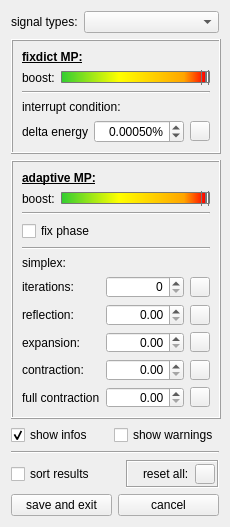
mne-tools/mne-cpp, file examples/matchingPursuit/settingwindow.ui: the form before one commit.
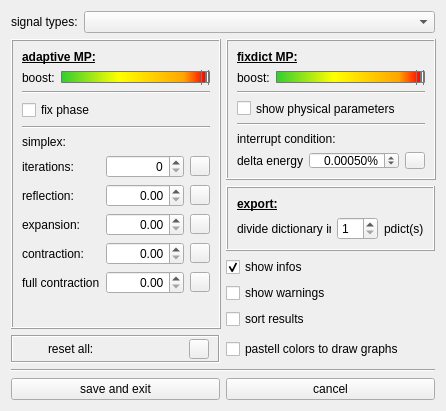
The form after the commit. Icons and pictures are not drawn.

The edit to the form file:
```diff
--- a/examples/matchingPursuit/settingwindow.ui
+++ b/examples/matchingPursuit/settingwindow.ui
@@ -6,8 +6,8 @@
    <rect>
     <x>0</x>
     <y>0</y>
-    <width>230</width>
-    <height>527</height>
+    <width>446</width>
+    <height>411</height>
    </rect>
   </property>
   <property name="sizePolicy">
@@ -18,14 +18,14 @@
   </property>
   <property name="minimumSize">
    <size>
-    <width>230</width>
-    <height>527</height>
+    <width>446</width>
+    <height>411</height>
    </size>
   </property>
   <property name="maximumSize">
    <size>
-    <width>230</width>
-    <height>527</height>
+    <width>446</width>
+    <height>411</height>
    </size>
   </property>
   <property name="windowTitle">
@@ -38,37 +38,10 @@
   <property name="toolTip">
    <string/>
   </property>
-  <layout class="QVBoxLayout" name="verticalLayout" stretch="0,0,0,0,0,0">
-   <item>
-    <layout class="QHBoxLayout" name="horizontalLayout_3">
-     <item>
-      <widget class="QLabel" name="lb_signal_types">
-       <property name="sizePolicy">
-        <sizepolicy hsizetype="Fixed" vsizetype="Fixed">
-         <horstretch>0</horstretch>
-         <verstretch>0</verstretch>
-        </sizepolicy>
-       </property>
-       <property name="toolTip">
-        <string>&lt;html&gt;&lt;head/&gt;&lt;body&gt;&lt;p&gt;&lt;span style=&quot; font-weight:600;&quot;&gt;signal types&lt;/span&gt;&lt;/p&gt;&lt;p&gt;select signal types to read from fif file for manipulation in MP Toolbox&lt;/p&gt;&lt;/body&gt;&lt;/html&gt;</string>
-       </property>
-       <property name="text">
-        <string>signal types:</string>
-       </property>
-      </widget>
-     </item>
-     <item>
-      <widget class="QComboBox" name="cb_signal_types">
-       <property name="toolTip">
-        <string>&lt;html&gt;&lt;head/&gt;&lt;body&gt;&lt;p&gt;select/ deselect different types...&lt;/p&gt;&lt;/body&gt;&lt;/html&gt;</string>
-       </property>
-      </widget>
-     </item>
-    </layout>
-   </item>
+  <layout class="QVBoxLayout" name="verticalLayout" stretch="0,0,0">
    <item>
     <layout class="QGridLayout" name="gridLayout_3">
-     <item row="1" column="0">
+     <item row="1" column="0" rowspan="5">
       <widget class="QFrame" name="fr_adaptiveSet">
        <property name="minimumSize">
         <size>
@@ -561,10 +534,241 @@
           </item>
          </layout>
         </item>
+        <item>
+         <spacer name="verticalSpacer">
+          <property name="orientation">
+           <enum>Qt::Vertical</enum>
+          </property>
+          <property name="sizeHint" stdset="0">
+           <size>
+            <width>20</width>
+            <height>0</height>
+           </size>
+          </property>
+         </spacer>
+        </item>
        </layout>
       </widget>
      </item>
-     <item row="0" column="0">
+     <item row="2" column="1">
+      <widget class="QFrame" name="fr_export">
+       <property name="frameShape">
+        <enum>QFrame::Box</enum>
+       </property>
+       <property name="frameShadow">
+        <enum>QFrame::Raised</enum>
+       </property>
+       <layout class="QGridLayout" name="gridLayout_2">
+        <item row="1" column="0">
+         <widget class="QLabel" name="lb_div_dict">
+          <property name="text">
+           <string>divide dictionary into</string>
+          </property>
+         </widget>
+        </item>
+        <item row="1" column="1">
+         <widget class="QSpinBox" name="sb_div_dict">
+          <property name="toolTip">
+           <string>&lt;html&gt;&lt;head/&gt;&lt;body&gt;&lt;p&gt;1 ... 32&lt;/p&gt;&lt;/body&gt;&lt;/html&gt;</string>
+          </property>
+          <property name="minimum">
+           <number>1</number>
+          </property>
+          <property name="maximum">
+           <number>32</number>
+          </property>
+         </widget>
+        </item>
+        <item row="1" column="2">
+         <widget class="QLabel" name="lb_pdicts">
+          <property name="text">
+           <string>pdict(s)</string>
+          </property>
+         </widget>
+        </item>
+        <item row="0" column="0">
+         <widget class="QLabel" name="label_5">
+          <property name="font">
+           <font>
+            <pointsize>9</pointsize>
+            <weight>75</weight>
+            <bold>true</bold>
+            <underline>true</underline>
+           </font>
+          </property>
+          <property name="text">
+           <string>export:</string>
+          </property>
+         </widget>
+        </item>
+       </layout>
+      </widget>
+     </item>
+     <item row="3" column="1">
+      <widget class="QCheckBox" name="chb_show_infos">
+       <property name="toolTip">
+        <string>&lt;html&gt;&lt;head/&gt;&lt;body&gt;&lt;p&gt;&lt;span style=&quot; font-weight:600;&quot;&gt;show infos&lt;/span&gt;&lt;/p&gt;&lt;p&gt;...display status information to the bottom of the toolbox&lt;/p&gt;&lt;/body&gt;&lt;/html&gt;</string>
+       </property>
+       <property name="text">
+        <string>show infos</string>
+       </property>
+       <property name="checked">
+        <bool>true</bool>
+       </property>
+      </widget>
+     </item>
+     <item row="4" column="1">
+      <widget class="QCheckBox" name="chb_show_warnings">
+       <property name="toolTip">
+        <string>&lt;html&gt;&lt;head/&gt;&lt;body&gt;&lt;p&gt;&lt;span style=&quot; font-weight:600;&quot;&gt;show warnings&lt;/span&gt;&lt;/p&gt;&lt;p&gt;...dis-/ enable popup warnings&lt;/p&gt;&lt;/body&gt;&lt;/html&gt;</string>
+       </property>
+       <property name="text">
+        <string>show warnings</string>
+       </property>
+      </widget>
+     </item>
+     <item row="5" column="1">
+      <widget class="QCheckBox" name="chb_sort_results">
+       <property name="text">
+        <string>sort results</string>
+       </property>
+      </widget>
+     </item>
+     <item row="0" column="0" colspan="2">
+      <layout class="QHBoxLayout" name="horizontalLayout_3">
+       <item>
+        <widget class="QLabel" name="lb_signal_types">
+         <property name="sizePolicy">
+          <sizepolicy hsizetype="Fixed" vsizetype="Fixed">
+           <horstretch>0</horstretch>
+           <verstretch>0</verstretch>
+          </sizepolicy>
+         </property>
+         <property name="toolTip">
+          <string>&lt;html&gt;&lt;head/&gt;&lt;body&gt;&lt;p&gt;&lt;span style=&quot; font-weight:600;&quot;&gt;signal types&lt;/span&gt;&lt;/p&gt;&lt;p&gt;select signal types to read from fif file for manipulation in MP Toolbox&lt;/p&gt;&lt;/body&gt;&lt;/html&gt;</string>
+         </property>
+         <property name="text">
+          <string>signal types:</string>
+         </property>
+        </widget>
+       </item>
+       <item>
+        <widget class="QComboBox" name="cb_signal_types">
+         <property name="toolTip">
+          <string>&lt;html&gt;&lt;head/&gt;&lt;body&gt;&lt;p&gt;select/ deselect different types...&lt;/p&gt;&lt;/body&gt;&lt;/html&gt;</string>
+         </property>
+        </widget>
+       </item>
+      </layout>
+     </item>
+     <item row="6" column="1">
+      <widget class="QCheckBox" name="cb_color_scheme">
+       <property name="text">
+        <string>pastell colors to draw graphs</string>
+       </property>
+      </widget>
+     </item>
+     <item row="6" column="0">
+      <widget class="QFrame" name="frame">
+       <property name="sizePolicy">
+        <sizepolicy hsizetype="Preferred" vsizetype="Fixed">
+         <horstretch>0</horstretch>
+         <verstretch>0</verstretch>
+        </sizepolicy>
+       </property>
+       <property name="toolTip">
+        <string>&lt;html&gt;&lt;head/&gt;&lt;body&gt;&lt;p&gt;&lt;span style=&quot; font-weight:600;&quot;&gt;reset all&lt;/span&gt;&lt;/p&gt;&lt;p&gt;WARNING: pushing this button will reset all settings, including window positions, sizes, all algorithmic parameters and signal types&lt;/p&gt;&lt;/body&gt;&lt;/html&gt;</string>
+       </property>
+       <property name="frameShape">
+        <enum>QFrame::Box</enum>
+       </property>
+       <property name="frameShadow">
+        <enum>QFrame::Sunken</enum>
+       </property>
+       <property name="lineWidth">
+        <number>1</number>
+       </property>
+       <layout class="QHBoxLayout" name="horizontalLayout_6">
+        <property name="spacing">
+         <number>6</number>
+        </property>
+        <property name="leftMargin">
+         <number>9</number>
+        </property>
+        <property name="topMargin">
+         <number>2</number>
+        </property>
+        <property name="rightMargin">
+         <number>9</number>
+        </property>
+        <property name="bottomMargin">
+         <number>2</number>
+        </property>
+        <item>
+         <widget class="QLabel" name="label_2">
+          <property name="maximumSize">
+           <size>
+            <width>20</width>
+            <height>20</height>
+           </size>
+          </property>
+          <property name="text">
+           <string/>
+          </property>
+          <property name="pixmap">
+           <pixmap resource="Ressourcen.qrc">:/images/icons/warning.png</pixmap>
+          </property>
+          <property name="scaledContents">
+           <bool>true</bool>
+          </property>
+         </widget>
+        </item>
+        <item>
+         <widget class="QLabel" name="label">
+          <property name="sizePolicy">
+           <sizepolicy hsizetype="Preferred" vsizetype="Preferred">
+            <horstretch>0</horstretch>
+            <verstretch>0</verstretch>
+           </sizepolicy>
+          </property>
+          <property name="text">
+           <string>reset all:</string>
+          </property>
+          <property name="scaledContents">
+           <bool>false</bool>
+          </property>
+         </widget>
+        </item>
+        <item>
+         <widget class="QPushButton" name="pushButton">
+          <property name="maximumSize">
+           <size>
+            <width>20</width>
+            <height>20</height>
+           </size>
+          </property>
+          <property name="toolTip">
+           <string>&lt;html&gt;&lt;head/&gt;&lt;body&gt;&lt;p&gt;&lt;span style=&quot; font-weight:600;&quot;&gt;reset&lt;/span&gt;&lt;/p&gt;&lt;p&gt;...set all parameters to default and clear all settings&lt;/p&gt;&lt;/body&gt;&lt;/html&gt;</string>
+          </property>
+          <property name="text">
+           <string/>
+          </property>
+          <property name="icon">
+           <iconset resource="Ressourcen.qrc">
+            <normaloff>:/images/icons/arrowReset.png</normaloff>:/images/icons/arrowReset.png</iconset>
+          </property>
+          <property name="iconSize">
+           <size>
+            <width>14</width>
+            <height>14</height>
+           </size>
+          </property>
+         </widget>
+        </item>
+       </layout>
+      </widget>
+     </item>
+     <item row="1" column="1">
       <widget class="QFrame" name="fr_fixdictSet">
        <property name="minimumSize">
         <size>
@@ -718,6 +922,20 @@
           </property>
          </widget>
         </item>
+        <item>
+         <widget class="QCheckBox" name="cb_phys_params">
+          <property name="text">
+           <string>show physical parameters</string>
+          </property>
+         </widget>
+        </item>
+        <item>
+         <widget class="Line" name="line_5">
+          <property name="orientation">
+           <enum>Qt::Horizontal</enum>
+          </property>
+         </widget>
+        </item>
         <item>
          <widget class="QLabel" name="l_interrupt">
           <property name="toolTip">
@@ -801,33 +1019,6 @@
      </item>
     </layout>
    </item>
-   <item>
-    <layout class="QHBoxLayout" name="horizontalLayout_7">
-     <item>
-      <widget class="QCheckBox" name="chb_show_infos">
-       <property name="toolTip">
-        <string>&lt;html&gt;&lt;head/&gt;&lt;body&gt;&lt;p&gt;&lt;span style=&quot; font-weight:600;&quot;&gt;show infos&lt;/span&gt;&lt;/p&gt;&lt;p&gt;...display status information to the bottom of the toolbox&lt;/p&gt;&lt;/body&gt;&lt;/html&gt;</string>
-       </property>
-       <property name="text">
-        <string>show infos</string>
-       </property>
-       <property name="checked">
-        <bool>true</bool>
-       </property>
-      </widget>
-     </item>
-     <item>
-      <widget class="QCheckBox" name="chb_show_warnings">
-       <property name="toolTip">
-        <string>&lt;html&gt;&lt;head/&gt;&lt;body&gt;&lt;p&gt;&lt;span style=&quot; font-weight:600;&quot;&gt;show warnings&lt;/span&gt;&lt;/p&gt;&lt;p&gt;...dis-/ enable popup warnings&lt;/p&gt;&lt;/body&gt;&lt;/html&gt;</string>
-       </property>
-       <property name="text">
-        <string>show warnings</string>
-       </property>
-      </widget>
-     </item>
-    </layout>
-   </item>
    <item>
     <widget class="Line" name="line_4">
      <property name="orientation">
@@ -835,117 +1026,6 @@
      </property>
     </widget>
    </item>
-   <item>
-    <layout class="QHBoxLayout" name="horizontalLayout_5">
-     <item>
-      <widget class="QCheckBox" name="chb_sort_results">
-       <property name="text">
-        <string>sort results</string>
-       </property>
-      </widget>
-     </item>
-     <item>
-      <widget class="QFrame" name="frame">
-       <property name="sizePolicy">
-        <sizepolicy hsizetype="Fixed" vsizetype="Fixed">
-         <horstretch>0</horstretch>
-         <verstretch>0</verstretch>
-        </sizepolicy>
-       </property>
-       <property name="toolTip">
-        <string>&lt;html&gt;&lt;head/&gt;&lt;body&gt;&lt;p&gt;&lt;span style=&quot; font-weight:600;&quot;&gt;reset all&lt;/span&gt;&lt;/p&gt;&lt;p&gt;WARNING: pushing this button will reset all settings, including window positions, sizes, all algorithmic parameters and signal types&lt;/p&gt;&lt;/body&gt;&lt;/html&gt;</string>
-       </property>
-       <property name="frameShape">
-        <enum>QFrame::Box</enum>
-       </property>
-       <property name="frameShadow">
-        <enum>QFrame::Sunken</enum>
-       </property>
-       <property name="lineWidth">
-        <number>1</number>
-       </property>
-       <layout class="QHBoxLayout" name="horizontalLayout_6">
-        <property name="spacing">
-         <number>6</number>
-        </property>
-        <property name="leftMargin">
-         <number>2</number>
-        </property>
-        <property name="topMargin">
-         <number>2</number>
-        </property>
-        <property name="rightMargin">
-         <number>2</number>
-        </property>
-        <property name="bottomMargin">
-         <number>2</number>
-        </property>
-        <item>
-         <widget class="QLabel" name="label_2">
-          <property name="maximumSize">
-           <size>
-            <width>20</width>
-            <height>20</height>
-           </size>
-          </property>
-          <property name="text">
-           <string/>
-          </property>
-          <property name="pixmap">
-           <pixmap resource="Ressourcen.qrc">:/images/icons/warning.png</pixmap>
-          </property>
-          <property name="scaledContents">
-           <bool>true</bool>
-          </property>
-         </widget>
-        </item>
-        <item>
-         <widget class="QLabel" name="label">
-          <property name="sizePolicy">
-           <sizepolicy hsizetype="Fixed" vsizetype="Preferred">
-            <horstretch>0</horstretch>
-            <verstretch>0</verstretch>
-           </sizepolicy>
-          </property>
-          <property name="text">
-           <string>reset all:</string>
-          </property>
-          <property name="scaledContents">
-           <bool>false</bool>
-          </property>
-         </widget>
-        </item>
-        <item>
-         <widget class="QPushButton" name="pushButton">
-          <property name="maximumSize">
-           <size>
-            <width>20</width>
-            <height>20</height>
-           </size>
-          </property>
-          <property name="toolTip">
-           <string>&lt;html&gt;&lt;head/&gt;&lt;body&gt;&lt;p&gt;&lt;span style=&quot; font-weight:600;&quot;&gt;reset&lt;/span&gt;&lt;/p&gt;&lt;p&gt;...set all parameters to default and clear all settings&lt;/p&gt;&lt;/body&gt;&lt;/html&gt;</string>
-          </property>
-          <property name="text">
-           <string/>
-          </property>
-          <property name="icon">
-           <iconset resource="Ressourcen.qrc">
-            <normaloff>:/images/icons/arrowReset.png</normaloff>:/images/icons/arrowReset.png</iconset>
-          </property>
-          <property name="iconSize">
-           <size>
-            <width>14</width>
-            <height>14</height>
-           </size>
-          </property>
-         </widget>
-        </item>
-       </layout>
-      </widget>
-     </item>
-    </layout>
-   </item>
    <item>
     <layout class="QHBoxLayout" name="horizontalLayout">
      <item>
```
